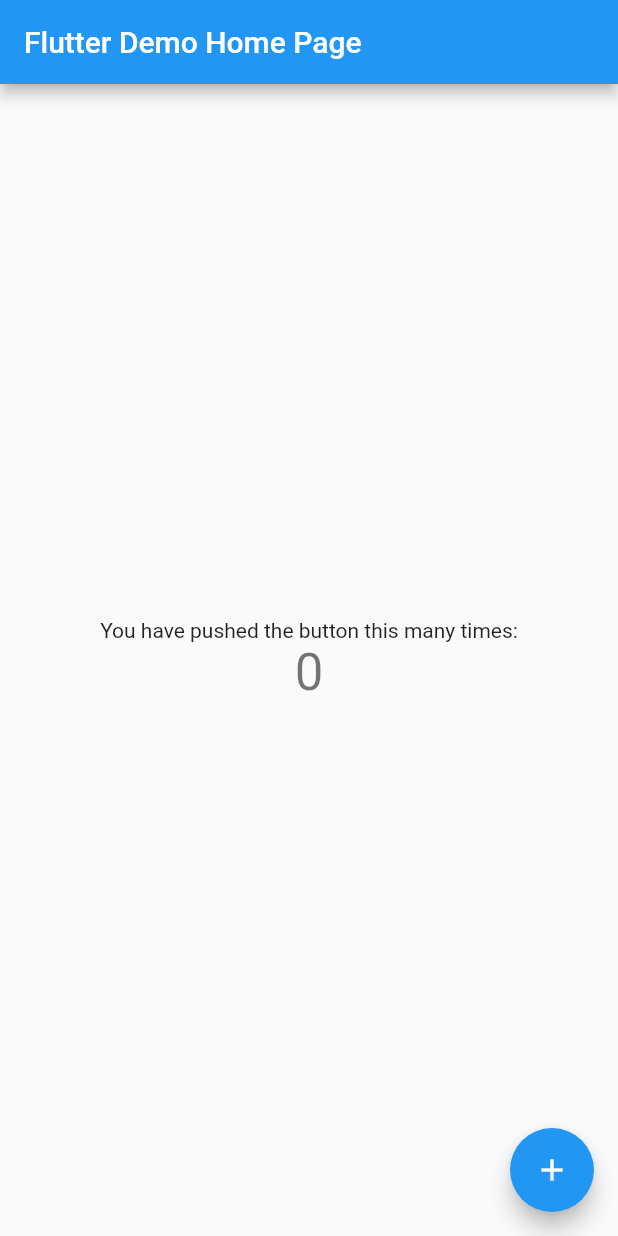
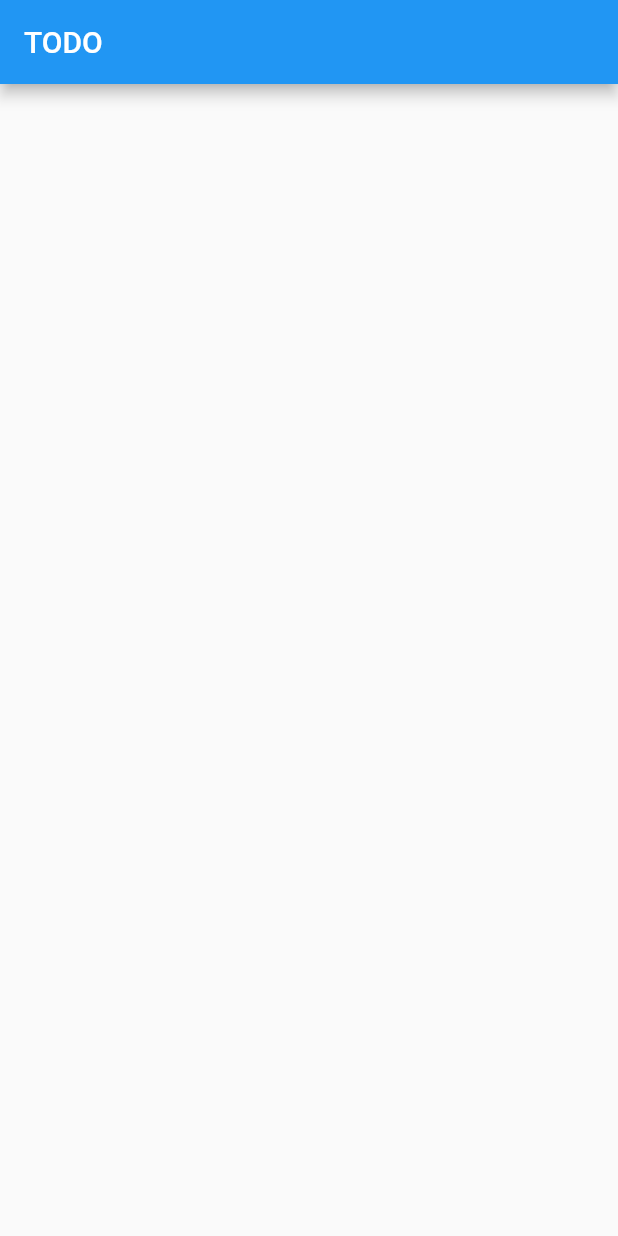
Before and after one commit to HhmedHesham/Local-Nota, a Flutter app: the screen it shows after launch, on a phone screen of 412 x 824 dp. Run offline on Flutter 3.47's test engine with Material 2 defaults, Android fonts, the phone set to English and light mode, and no system bars; our stand-ins replace sqflite; accounts and stored records are empty.

```diff
--- a/lib/main.dart
+++ b/lib/main.dart
@@ -1,4 +1,6 @@
 import 'package:flutter/material.dart';
+
+import './screens/home_screen.dart';
 
 void main() {
   runApp(const MyApp());
@@ -6,110 +8,11 @@ void main() {
 
 class MyApp extends StatelessWidget {
   const MyApp({Key? key}) : super(key: key);
-
-  // This widget is the root of your application.
   @override
   Widget build(BuildContext context) {
-    return MaterialApp(
-      title: 'Flutter Demo',
-      theme: ThemeData(
-        // This is the theme of your application.
-        //
-        // Try running your application with "flutter run". You'll see the
-        // application has a blue toolbar. Then, without quitting the app, try
-        // changing the primarySwatch below to Colors.green and then invoke
-        // "hot reload" (press "r" in the console where you ran "flutter run",
-        // or simply save your changes to "hot reload" in a Flutter IDE).
-        // Notice that the counter didn't reset back to zero; the application
-        // is not restarted.
-        primarySwatch: Colors.blue,
-      ),
-      home: const MyHomePage(title: 'Flutter Demo Home Page'),
+    return const MaterialApp(
+      debugShowCheckedModeBanner: false,
+      home: HomeScreen(),
     );
   }
 }
-
-class MyHomePage extends StatefulWidget {
-  const MyHomePage({Key? key, required this.title}) : super(key: key);
-
-  // This widget is the home page of your application. It is stateful, meaning
-  // that it has a State object (defined below) that contains fields that affect
-  // how it looks.
-
-  // This class is the configuration for the state. It holds the values (in this
-  // case the title) provided by the parent (in this case the App widget) and
-  // used by the build method of the State. Fields in a Widget subclass are
-  // always marked "final".
-
-  final String title;
-
-  @override
-  State<MyHomePage> createState() => _MyHomePageState();
-}
-
-class _MyHomePageState extends State<MyHomePage> {
-  int _counter = 0;
-
-  void _incrementCounter() {
-    setState(() {
-      // This call to setState tells the Flutter framework that something has
-      // changed in this State, which causes it to rerun the build method below
-      // so that the display can reflect the updated values. If we changed
-      // _counter without calling setState(), then the build method would not be
-      // called again, and so nothing would appear to happen.
-      _counter++;
-    });
-  }
-
-  @override
-  Widget build(BuildContext context) {
-    // This method is rerun every time setState is called, for instance as done
-    // by the _incrementCounter method above.
-    //
-    // The Flutter framework has been optimized to make rerunning build methods
-    // fast, so that you can just rebuild anything that needs updating rather
-    // than having to individually change instances of widgets.
-    return Scaffold(
-      appBar: AppBar(
-        // Here we take the value from the MyHomePage object that was created by
-        // the App.build method, and use it to set our appbar title.
-        title: Text(widget.title),
-      ),
-      body: Center(
-        // Center is a layout widget. It takes a single child and positions it
-        // in the middle of the parent.
-        child: Column(
-          // Column is also a layout widget. It takes a list of children and
-          // arranges them vertically. By default, it sizes itself to fit its
-          // children horizontally, and tries to be as tall as its parent.
-          //
-          // Invoke "debug painting" (press "p" in the console, choose the
-          // "Toggle Debug Paint" action from the Flutter Inspector in Android
-          // Studio, or the "Toggle Debug Paint" command in Visual Studio Code)
-          // to see the wireframe for each widget.
-          //
-          // Column has various properties to control how it sizes itself and
-          // how it positions its children. Here we use mainAxisAlignment to
-          // center the children vertically; the main axis here is the vertical
-          // axis because Columns are vertical (the cross axis would be
-          // horizontal).
-          mainAxisAlignment: MainAxisAlignment.center,
-          children: <Widget>[
-            const Text(
-              'You have pushed the button this many times:',
-            ),
-            Text(
-              '$_counter',
-              style: Theme.of(context).textTheme.headline4,
-            ),
-          ],
-        ),
-      ),
-      floatingActionButton: FloatingActionButton(
-        onPressed: _incrementCounter,
-        tooltip: 'Increment',
-        child: const Icon(Icons.add),
-      ), // This trailing comma makes auto-formatting nicer for build methods.
-    );
-  }
-}
--- /dev/null
+++ b/lib/screens/home_screen.dart
@@ -0,0 +1,15 @@
+import 'package:flutter/material.dart';
+
+class HomeScreen extends StatelessWidget {
+  const HomeScreen({Key? key}) : super(key: key);
+
+  @override
+  Widget build(BuildContext context) {
+    return Scaffold(
+      appBar: AppBar(
+        title: const Text('TODO'),
+      ),
+      body: Column(),
+    );
+  }
+}
```
Also changed, not shown: lib/db/notes_database.dart (added, +57 -0 lines), lib/models/note_model.dart (added, +43 -0 lines), pubspec.yaml (+5 -17 lines), pubspec.lock, 1 other file.
